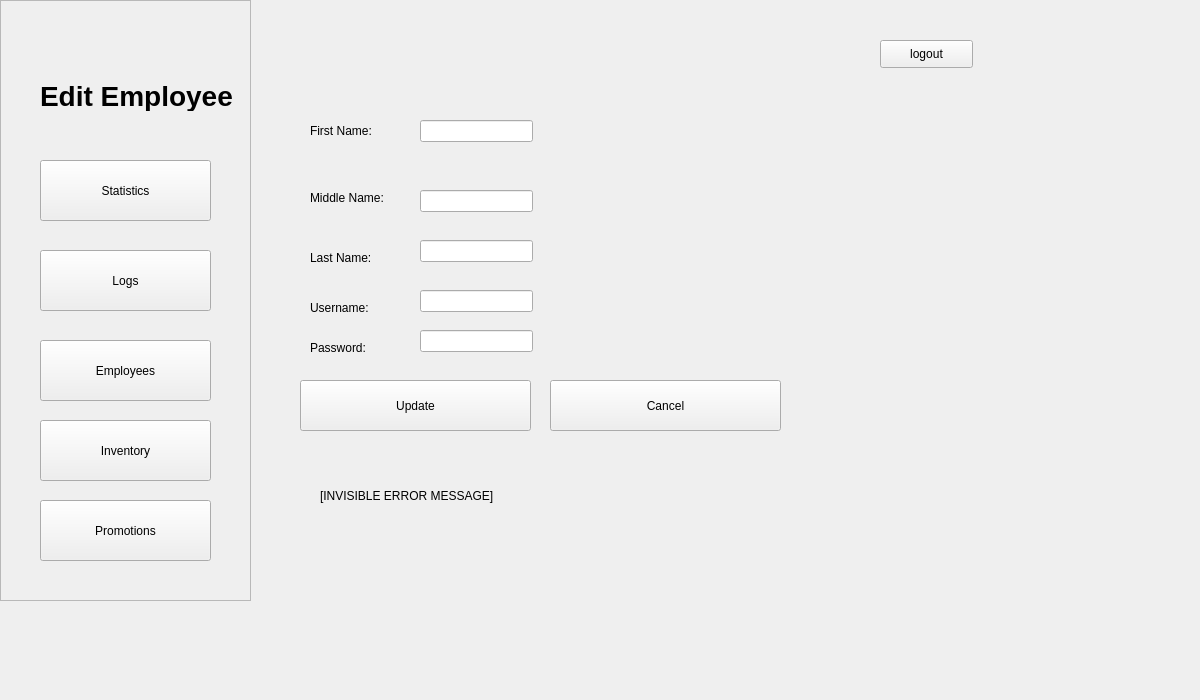
The window that POS/UI/EditEmployee.ui (ReiZedlav/CSCC-21.1-Software-Engineering-1) describes before a commit, drawn with Qt 5.
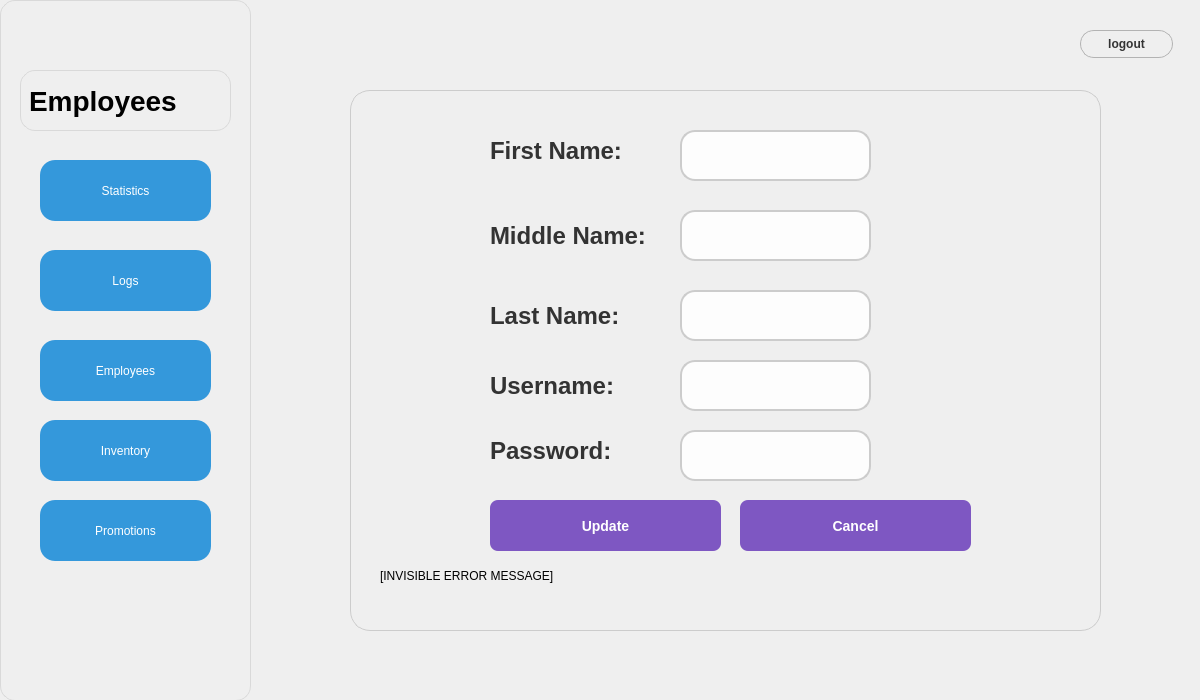
The same window after the commit.

```diff
--- a/POS/UI/EditEmployee.ui
+++ b/POS/UI/EditEmployee.ui
@@ -13,6 +13,16 @@
   <property name="windowTitle">
    <string>Admin Panel</string>
   </property>
+  <property name="styleSheet">
+   <string notr="true">QWidget#centralwidget {
+                background: qlineargradient(
+                    x1:0, y1:0, x2:0, y2:1,
+                    stop:0 #e0f7fa,       /* top: soft pastel cyan */
+                    stop:0.5 #f9f9f9,     /* middle: very light gray */
+                    stop:1 #ffffff        /* bottom: pure white */
+                );
+            }</string>
+  </property>
   <widget class="QWidget" name="centralwidget">
    <widget class="QFrame" name="frame">
     <property name="geometry">
@@ -20,9 +30,20 @@
       <x>0</x>
       <y>0</y>
       <width>251</width>
-      <height>601</height>
+      <height>701</height>
      </rect>
     </property>
+    <property name="styleSheet">
+     <string notr="true">QFrame {
+        background: qlineargradient(
+            x1:0, y1:0, x2:0, y2:1,
+            stop:0 #ffffff,
+            stop:1 #e6e6e6
+        );
+        border-radius: 15px;
+        border: 1px solid #d9d9d9;
+    }</string>
+    </property>
     <property name="frameShape">
      <enum>QFrame::StyledPanel</enum>
     </property>
@@ -38,6 +59,17 @@
        <height>61</height>
       </rect>
      </property>
+     <property name="styleSheet">
+      <string notr="true"> QPushButton {
+        background-color: #3498db;  /* Button color */
+        color: white;               /* Text color */
+        border-radius: 15px;        /* Rounded corners */
+        padding: 10px 20px;         /* Padding */
+    }
+    QPushButton:hover {
+        background-color: #2980b9;  /* Hover color */
+    }</string>
+     </property>
      <property name="text">
       <string>Statistics</string>
      </property>
@@ -51,6 +83,17 @@
        <height>61</height>
       </rect>
      </property>
+     <property name="styleSheet">
+      <string notr="true"> QPushButton {
+        background-color: #3498db;  /* Button color */
+        color: white;               /* Text color */
+        border-radius: 15px;        /* Rounded corners */
+        padding: 10px 20px;         /* Padding */
+    }
+    QPushButton:hover {
+        background-color: #2980b9;  /* Hover color */
+    }</string>
+     </property>
      <property name="text">
       <string>Employees</string>
      </property>
@@ -64,6 +107,17 @@
        <height>61</height>
       </rect>
      </property>
+     <property name="styleSheet">
+      <string notr="true"> QPushButton {
+        background-color: #3498db;  /* Button color */
+        color: white;               /* Text color */
+        border-radius: 15px;        /* Rounded corners */
+        padding: 10px 20px;         /* Padding */
+    }
+    QPushButton:hover {
+        background-color: #2980b9;  /* Hover color */
+    }</string>
+     </property>
      <property name="text">
       <string>Inventory</string>
      </property>
@@ -77,6 +131,17 @@
        <height>61</height>
       </rect>
      </property>
+     <property name="styleSheet">
+      <string notr="true"> QPushButton {
+        background-color: #3498db;  /* Button color */
+        color: white;               /* Text color */
+        border-radius: 15px;        /* Rounded corners */
+        padding: 10px 20px;         /* Padding */
+    }
+    QPushButton:hover {
+        background-color: #2980b9;  /* Hover color */
+    }</string>
+     </property>
      <property name="text">
       <string>Promotions</string>
      </property>
@@ -90,6 +155,17 @@
        <height>61</height>
       </rect>
      </property>
+     <property name="styleSheet">
+      <string notr="true"> QPushButton {
+        background-color: #3498db;  /* Button color */
+        color: white;               /* Text color */
+        border-radius: 15px;        /* Rounded corners */
+        padding: 10px 20px;         /* Padding */
+    }
+    QPushButton:hover {
+        background-color: #2980b9;  /* Hover color */
+    }</string>
+     </property>
      <property name="text">
       <string>Logs</string>
      </property>
@@ -97,10 +173,10 @@
     <widget class="QLabel" name="greeting_2">
      <property name="geometry">
       <rect>
-       <x>40</x>
-       <y>80</y>
+       <x>20</x>
+       <y>70</y>
        <width>211</width>
-       <height>31</height>
+       <height>61</height>
       </rect>
      </property>
      <property name="font">
@@ -111,176 +187,368 @@
       </font>
      </property>
      <property name="text">
-      <string>Edit Employee</string>
+      <string>Employees</string>
      </property>
     </widget>
    </widget>
    <widget class="QPushButton" name="logoutButton">
     <property name="geometry">
      <rect>
-      <x>880</x>
-      <y>40</y>
+      <x>1080</x>
+      <y>30</y>
       <width>93</width>
       <height>28</height>
      </rect>
     </property>
+    <property name="styleSheet">
+     <string notr="true">QPushButton {
+        background: qlineargradient(
+            x1:0, y1:0, x2:0, y2:1,
+            stop:0 #ffffff, stop:1 #e0e0e0
+        );
+        border: 1px solid #b3b3b3;
+        border-radius: 14px; /* half of height for fully rounded */
+        color: #333333;
+        font-weight: bold;
+        font-size: 12px;
+    }
+    QPushButton:hover {
+        background: qlineargradient(
+            x1:0, y1:0, x2:0, y2:1,
+            stop:0 #f2f2f2, stop:1 #d9d9d9
+        );
+    }
+    QPushButton:pressed {
+        background: qlineargradient(
+            x1:0, y1:0, x2:0, y2:1,
+            stop:0 #d9d9d9, stop:1 #bfbfbf
+        );
+    }</string>
+    </property>
     <property name="text">
      <string>logout</string>
     </property>
    </widget>
+   <widget class="QFrame" name="frame_2">
+    <property name="geometry">
+     <rect>
+      <x>350</x>
+      <y>90</y>
+      <width>751</width>
+      <height>541</height>
+     </rect>
+    </property>
+    <property name="styleSheet">
+     <string notr="true">QFrame#frame_2 {
+        background: qlineargradient(
+            x1:0, y1:0, x2:0, y2:1,
+            stop:0 #ffffff,       /* top: pure white */
+            stop:0.5 #f9f9f9,     /* middle: very light gray */
+            stop:1 #e0f7fa        /* bottom: soft pastel cyan */
+        );
+        border-radius: 20px;       /* rounded corners */
+        border: 1px solid #cccccc; /* subtle border */
+    }</string>
+    </property>
+    <property name="frameShape">
+     <enum>QFrame::StyledPanel</enum>
+    </property>
+    <property name="frameShadow">
+     <enum>QFrame::Raised</enum>
+    </property>
    <widget class="QLabel" name="label">
     <property name="geometry">
      <rect>
-      <x>310</x>
-      <y>110</y>
-      <width>111</width>
+       <x>140</x>
+       <y>40</y>
+       <width>151</width>
       <height>41</height>
      </rect>
     </property>
+     <property name="styleSheet">
+      <string notr="true">QLabel {
+        font-size: 24px;           /* large text */
+        font-weight: bold;          /* bold */
+        color: #333333;             /* soft dark gray for modern look */
+    }</string>
+     </property>
     <property name="text">
      <string>First Name:</string>
     </property>
    </widget>
+    <widget class="QLineEdit" name="firstnameForm">
+     <property name="geometry">
+      <rect>
+       <x>330</x>
+       <y>40</y>
+       <width>191</width>
+       <height>51</height>
+      </rect>
+     </property>
+     <property name="styleSheet">
+      <string notr="true">QLineEdit {
+        border: 2px solid #cccccc;           /* soft gray border */
+        border-radius: 15px;                 /* very round corners */
+        padding: 6px 12px;                   /* comfortable spacing inside */
+        background-color: #fdfdfd;           /* very light background */
+        selection-background-color: #cce7ff; /* gentle blue selection */
+        font-size: 14px;                      /* slightly bigger text */
+    }
+    QLineEdit:focus {
+        border: 2px solid #7ab8f5;           /* highlight when focused */
+        background-color: #ffffff;
+    }</string>
+     </property>
+    </widget>
    <widget class="QLabel" name="label_3">
     <property name="geometry">
      <rect>
-      <x>310</x>
-      <y>190</y>
-      <width>151</width>
-      <height>16</height>
-     </rect>
-    </property>
+       <x>140</x>
+       <y>120</y>
+       <width>201</width>
+       <height>51</height>
+      </rect>
+     </property>
+     <property name="styleSheet">
+      <string notr="true">QLabel {
+        font-size: 24px;           /* large text */
+        font-weight: bold;          /* bold */
+        color: #333333;             /* soft dark gray for modern look */
+    }</string>
+     </property>
     <property name="text">
      <string>Middle Name:</string>
     </property>
    </widget>
+    <widget class="QLineEdit" name="middlenameForm">
+     <property name="geometry">
+      <rect>
+       <x>330</x>
+       <y>120</y>
+       <width>191</width>
+       <height>51</height>
+      </rect>
+     </property>
+     <property name="styleSheet">
+      <string notr="true">QLineEdit {
+        border: 2px solid #cccccc;           /* soft gray border */
+        border-radius: 15px;                 /* very round corners */
+        padding: 6px 12px;                   /* comfortable spacing inside */
+        background-color: #fdfdfd;           /* very light background */
+        selection-background-color: #cce7ff; /* gentle blue selection */
+        font-size: 14px;                      /* slightly bigger text */
+    }
+    QLineEdit:focus {
+        border: 2px solid #7ab8f5;           /* highlight when focused */
+        background-color: #ffffff;
+    }</string>
+     </property>
+    </widget>
    <widget class="QLabel" name="label_4">
     <property name="geometry">
      <rect>
-      <x>310</x>
-      <y>250</y>
+       <x>140</x>
+       <y>200</y>
       <width>151</width>
-      <height>16</height>
-     </rect>
-    </property>
+       <height>51</height>
+      </rect>
+     </property>
+     <property name="styleSheet">
+      <string notr="true">QLabel {
+        font-size: 24px;           /* large text */
+        font-weight: bold;          /* bold */
+        color: #333333;             /* soft dark gray for modern look */
+    }</string>
+     </property>
     <property name="text">
      <string>Last Name: </string>
     </property>
    </widget>
+    <widget class="QLineEdit" name="lastnameForm">
+     <property name="geometry">
+      <rect>
+       <x>330</x>
+       <y>200</y>
+       <width>191</width>
+       <height>51</height>
+      </rect>
+     </property>
+     <property name="styleSheet">
+      <string notr="true">QLineEdit {
+        border: 2px solid #cccccc;           /* soft gray border */
+        border-radius: 15px;                 /* very round corners */
+        padding: 6px 12px;                   /* comfortable spacing inside */
+        background-color: #fdfdfd;           /* very light background */
+        selection-background-color: #cce7ff; /* gentle blue selection */
+        font-size: 14px;                      /* slightly bigger text */
+    }
+    QLineEdit:focus {
+        border: 2px solid #7ab8f5;           /* highlight when focused */
+        background-color: #ffffff;
+    }</string>
+     </property>
+    </widget>
    <widget class="QLabel" name="label_5">
     <property name="geometry">
      <rect>
-      <x>310</x>
-      <y>300</y>
+       <x>140</x>
+       <y>270</y>
       <width>151</width>
-      <height>16</height>
-     </rect>
-    </property>
+       <height>51</height>
+      </rect>
+     </property>
+     <property name="styleSheet">
+      <string notr="true">QLabel {
+        font-size: 24px;           /* large text */
+        font-weight: bold;          /* bold */
+        color: #333333;             /* soft dark gray for modern look */
+    }</string>
+     </property>
     <property name="text">
      <string>Username: </string>
     </property>
    </widget>
+    <widget class="QLineEdit" name="usernameForm">
+     <property name="geometry">
+      <rect>
+       <x>330</x>
+       <y>270</y>
+       <width>191</width>
+       <height>51</height>
+      </rect>
+     </property>
+     <property name="styleSheet">
+      <string notr="true">QLineEdit {
+        border: 2px solid #cccccc;           /* soft gray border */
+        border-radius: 15px;                 /* very round corners */
+        padding: 6px 12px;                   /* comfortable spacing inside */
+        background-color: #fdfdfd;           /* very light background */
+        selection-background-color: #cce7ff; /* gentle blue selection */
+        font-size: 14px;                      /* slightly bigger text */
+    }
+    QLineEdit:focus {
+        border: 2px solid #7ab8f5;           /* highlight when focused */
+        background-color: #ffffff;
+    }</string>
+     </property>
+    </widget>
    <widget class="QLabel" name="label_6">
     <property name="geometry">
      <rect>
-      <x>310</x>
+       <x>140</x>
       <y>340</y>
       <width>151</width>
-      <height>16</height>
-     </rect>
-    </property>
+       <height>41</height>
+      </rect>
+     </property>
+     <property name="styleSheet">
+      <string notr="true">QLabel {
+        font-size: 24px;           /* large text */
+        font-weight: bold;          /* bold */
+        color: #333333;             /* soft dark gray for modern look */
+    }</string>
+     </property>
     <property name="text">
      <string>Password: </string>
     </property>
    </widget>
-   <widget class="QLineEdit" name="firstnameForm">
-    <property name="geometry">
-     <rect>
-      <x>420</x>
-      <y>120</y>
-      <width>113</width>
-      <height>22</height>
-     </rect>
-    </property>
-   </widget>
-   <widget class="QLineEdit" name="middlenameForm">
-    <property name="geometry">
-     <rect>
-      <x>420</x>
-      <y>190</y>
-      <width>113</width>
-      <height>22</height>
-     </rect>
-    </property>
-   </widget>
-   <widget class="QLineEdit" name="lastnameForm">
-    <property name="geometry">
-     <rect>
-      <x>420</x>
-      <y>240</y>
-      <width>113</width>
-      <height>22</height>
-     </rect>
-    </property>
-   </widget>
-   <widget class="QLineEdit" name="usernameForm">
-    <property name="geometry">
-     <rect>
-      <x>420</x>
-      <y>290</y>
-      <width>113</width>
-      <height>22</height>
-     </rect>
-    </property>
-   </widget>
    <widget class="QLineEdit" name="passwordForm">
     <property name="geometry">
      <rect>
-      <x>420</x>
-      <y>330</y>
-      <width>113</width>
-      <height>22</height>
-     </rect>
-    </property>
+       <x>330</x>
+       <y>340</y>
+       <width>191</width>
+       <height>51</height>
+      </rect>
+     </property>
+     <property name="styleSheet">
+      <string notr="true">QLineEdit {
+        border: 2px solid #cccccc;           /* soft gray border */
+        border-radius: 15px;                 /* very round corners */
+        padding: 6px 12px;                   /* comfortable spacing inside */
+        background-color: #fdfdfd;           /* very light background */
+        selection-background-color: #cce7ff; /* gentle blue selection */
+        font-size: 14px;                      /* slightly bigger text */
+    }
+    QLineEdit:focus {
+        border: 2px solid #7ab8f5;           /* highlight when focused */
+        background-color: #ffffff;
+    }</string>
+     </property>
    </widget>
    <widget class="QPushButton" name="updateButton">
     <property name="geometry">
      <rect>
-      <x>300</x>
-      <y>380</y>
+       <x>140</x>
+       <y>410</y>
       <width>231</width>
       <height>51</height>
      </rect>
     </property>
+     <property name="styleSheet">
+      <string notr="true">QPushButton {
+        background-color: #7e57c2;       /* friendly purple */
+        color: white;                     /* text color */
+        border: none;
+        border-radius: 8px;               /* moderately round */
+        padding: 8px 20px;                /* comfortable size */
+        font-size: 14px;
+        font-weight: bold;
+    }
+    QPushButton:hover {
+        background-color: #9575cd;       /* slightly lighter purple on hover */
+    }
+    QPushButton:pressed {
+        background-color: #5e35b1;       /* darker purple when pressed */
+    }</string>
+     </property>
     <property name="text">
      <string>Update</string>
     </property>
    </widget>
-   <widget class="QLabel" name="errorMsg">
-    <property name="geometry">
-     <rect>
-      <x>320</x>
-      <y>470</y>
-      <width>191</width>
-      <height>51</height>
-     </rect>
-    </property>
-    <property name="text">
-     <string>[INVISIBLE ERROR MESSAGE]</string>
-    </property>
-   </widget>
    <widget class="QPushButton" name="returnButton">
     <property name="geometry">
      <rect>
-      <x>550</x>
-      <y>380</y>
+       <x>390</x>
+       <y>410</y>
       <width>231</width>
       <height>51</height>
      </rect>
     </property>
+     <property name="styleSheet">
+      <string notr="true">QPushButton {
+        background-color: #7e57c2;       /* friendly purple */
+        color: white;                     /* text color */
+        border: none;
+        border-radius: 8px;               /* moderately round */
+        padding: 8px 20px;                /* comfortable size */
+        font-size: 14px;
+        font-weight: bold;
+    }
+    QPushButton:hover {
+        background-color: #9575cd;       /* slightly lighter purple on hover */
+    }
+    QPushButton:pressed {
+        background-color: #5e35b1;       /* darker purple when pressed */
+    }</string>
+     </property>
     <property name="text">
      <string>Cancel</string>
     </property>
+    </widget>
+    <widget class="QLabel" name="errorMsg">
+     <property name="geometry">
+      <rect>
+       <x>30</x>
+       <y>460</y>
+       <width>191</width>
+       <height>51</height>
+      </rect>
+     </property>
+     <property name="text">
+      <string>[INVISIBLE ERROR MESSAGE]</string>
+     </property>
+    </widget>
    </widget>
   </widget>
  </widget>
```
Lines whose indentation alone changed are shown as unchanged.
